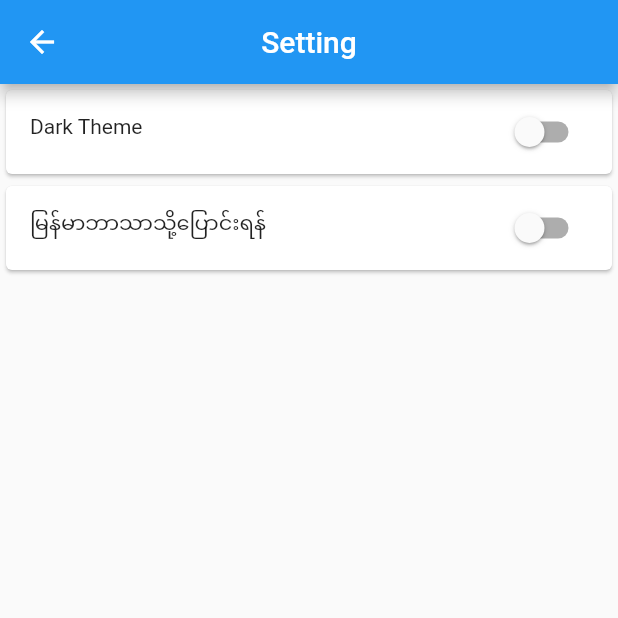
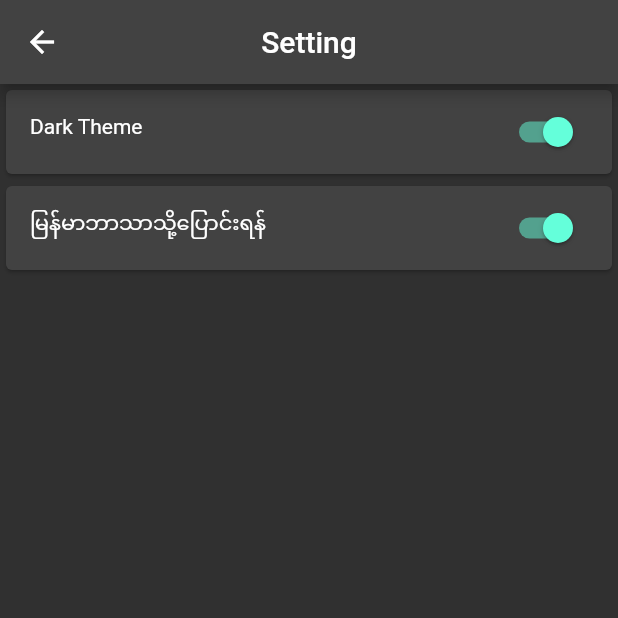
Before and after one commit to rubywai/Flutter-Blog-Example, a Flutter app: the Setting screen opened directly, on a phone screen of 412 x 824 dp, the top half of it. Run offline on Flutter 3.47's test engine with Material 2 defaults, Android fonts, the phone set to English and light mode, and no system bars; our stand-ins replace dio, get, image_picker, shared_preferences, shimmer; accounts and stored records are empty; network calls fail.

Commit message:
theme and locale change

```diff
--- /dev/null
+++ b/lib/data/storage/shared_preference.dart
@@ -0,0 +1,23 @@
+import 'package:get/get.dart';
+import 'package:shared_preferences/shared_preferences.dart';
+
+class Storage{
+  static const THEME = 'theme';
+  static const LANG = 'language';
+  SharedPreferences sharedPreferences = Get.find();
+  Future<bool> setTheme(bool isDark) async{
+    return sharedPreferences.setBool(THEME, isDark);
+  }
+  Future<bool> getTheme() async{
+    return sharedPreferences.getBool(THEME) ?? true;
+  }
+
+  Future<bool> setLanguage(bool isMyanmar) async{
+    return sharedPreferences.setBool(LANG, isMyanmar);
+  }
+  Future<bool> getLang() async{
+    return sharedPreferences.getBool(LANG) ?? true;
+
+  }
+
+}
--- a/lib/screen/setting_screen.dart
+++ b/lib/screen/setting_screen.dart
@@ -1,4 +1,6 @@
 import 'package:flutter/material.dart';
+import 'package:flutter_rest_api_blog/controller/language_controller.dart';
+import 'package:flutter_rest_api_blog/controller/theme_controller.dart';
 import 'package:get/get.dart';
 
 class Setting extends StatefulWidget {
@@ -9,12 +11,14 @@ class Setting extends StatefulWidget {
 }
 
 class _SettingState extends State<Setting> {
-  bool _darkTheme = false;
-  bool _mmLanguage = false;
+  final ThemeController _themeController = Get.find();
+  final LanguageController _languageController = Get.find();
+  @override
+  void initState() {
+    super.initState();
+  }
   @override
   Widget build(BuildContext context) {
-    Brightness brightness = Theme.of(context).brightness;
-    _darkTheme = (brightness == Brightness.dark);
     return Scaffold(
       appBar: AppBar(
         centerTitle: true,
@@ -22,40 +26,30 @@ class _SettingState extends State<Setting> {
       ),
       body: Column(
         children: [
+          Obx((){
+            return  Card(
+              child: ListTile(
+                  leading: const Text('Dark Theme'),
+                  trailing: Switch(
+                      value: _themeController.isDark.value,
+                      onChanged: (value){
+                        _themeController.setTheme(isLight: value);
+
+                      })
+              ),
+            );
+          }),
           Card(
-            child: ListTile(
-              leading: Text('Dark Theme'),
-              trailing: Switch(value: _darkTheme,
-              onChanged: (value){
-                if(value){
-                  Get.changeTheme(ThemeData.dark());
-                }
-                else{
-                  Get.changeTheme(ThemeData.light());
-                }
-                setState(() {
-                   _darkTheme = value;
-                });
-
-              }),
-            ),
-          ),
-          Card(
-            child: ListTile(
-              leading: Text('မြန်မာဘာသာသို့ပြောင်းရန်'),
-              trailing: Switch(value: _mmLanguage ,
-              onChanged: (val){
-                if(val){
-                  Get.updateLocale(Locale('en','MM'));
-                }
-                else {
-                  Get.updateLocale(Locale('en','US'));
-                }
-                setState(() {
-                  _mmLanguage = val;
-                });
-              }),
-            ),
+            child: Obx((){
+              return ListTile(
+                leading: Text('မြန်မာဘာသာသို့ပြောင်းရန်'),
+                trailing: Switch(
+                    value: _languageController.isMyanmar.value ,
+                    onChanged: (val){
+                      _languageController.setLanguage(isEnglish: val);
+                    }),
+              );
+            }),
           )
         ],
       ),
--- a/pubspec.yaml
+++ b/pubspec.yaml
@@ -38,6 +38,7 @@ dependencies:
   get: ^4.6.1
   shimmer: ^2.0.0
   image_picker: ^0.8.4+11
+  shared_preferences: ^2.0.15
 
 dev_dependencies:
   flutter_test:
```
Also changed, not shown: lib/controller/language_controller.dart (added, +35 -0 lines), lib/controller/theme_controller.dart (added, +34 -0 lines), lib/main.dart (+9 -2 lines), pubspec.lock, 2 other files.
